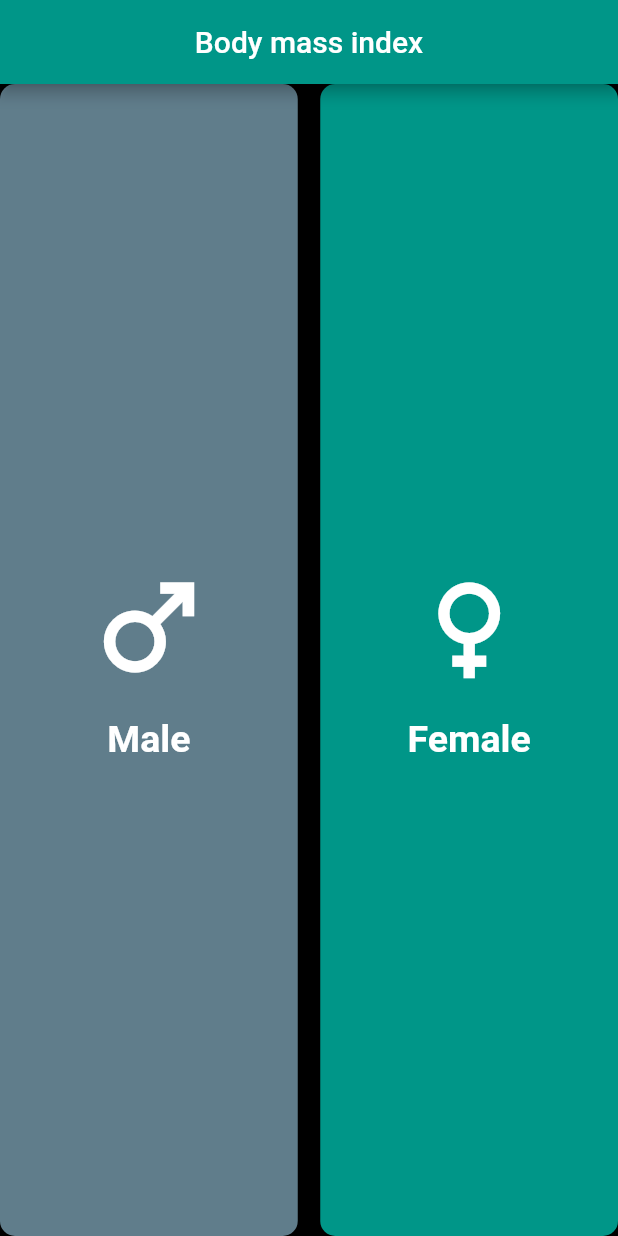
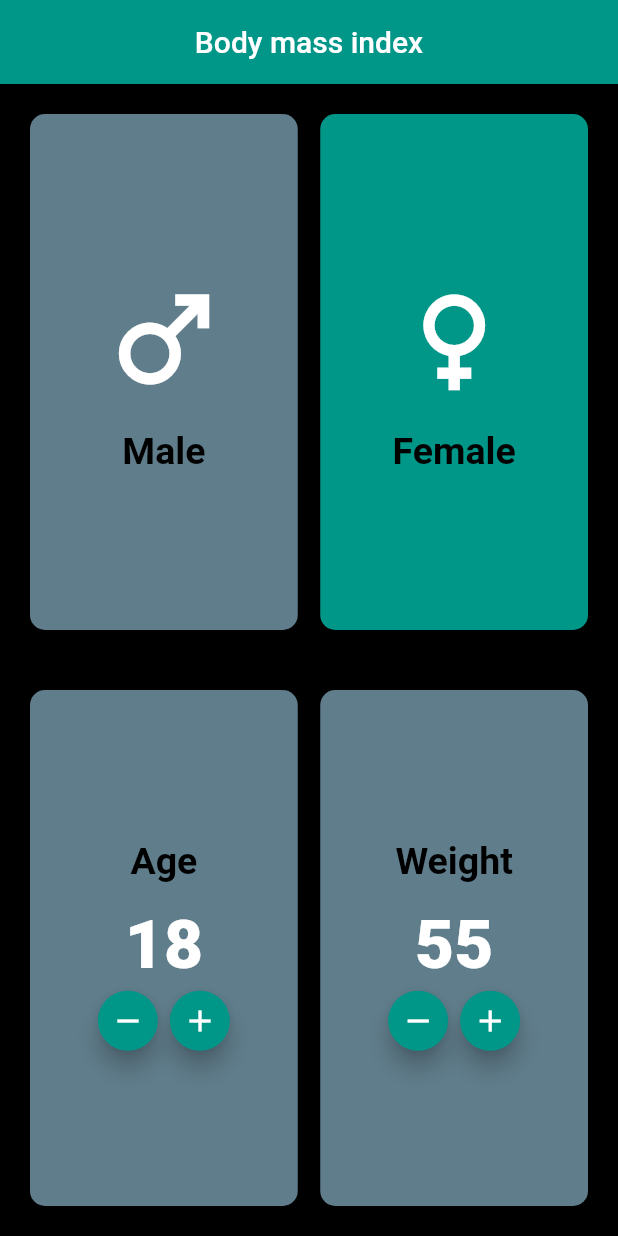
Before and after one commit to hebaabdelwhab/BMI, a Flutter app: the screen it shows after launch, on a phone screen of 412 x 824 dp. Run offline on Flutter 3.47's test engine with Material 2 defaults, Android fonts, the phone set to English and light mode, and no system bars.

```diff
--- a/lib/home.dart
+++ b/lib/home.dart
@@ -21,13 +21,37 @@ class _MyHomePageState extends State<MyHomePage> {
         centerTitle: true,
       ),
       body: SafeArea(
-        child: Row(
+        child: Column(
+          mainAxisAlignment: MainAxisAlignment.center,
           children: [
-            m1Expended(context, 'male'),
-            const SizedBox(
-              width: 15,
+            Expanded(
+              child: Padding(
+                padding: const EdgeInsets.all(20.0),
+                child: Row(
+                  children: [
+                    m1Expended(context, 'male'),
+                    const SizedBox(
+                      width: 15,
+                    ),
+                    m1Expended(context, 'female'),
+                  ],
+                ),
+              ),
             ),
-            m1Expended(context, 'female'),
+            Expanded(
+              child: Padding(
+                padding: const EdgeInsets.all(20.0),
+                child: Row(
+                  children: [
+                    m2Expended(context, 'Age'),
+                    const SizedBox(
+                      width: 15,
+                    ),
+                    m2Expended(context, 'Weight'),
+                  ],
+                ),
+              ),
+            ),
           ],
         ),
       ),
@@ -52,7 +76,7 @@ class _MyHomePageState extends State<MyHomePage> {
           child: Column(
             mainAxisAlignment: MainAxisAlignment.center,
             children: [
-              Icon(Type == 'male' ? Icons.male : Icons.female),
+              Icon(Type == 'male' ? Icons.male : Icons.female,size: 90),
               const SizedBox(height: 15),
               Text(
                 Type == 'male' ? 'Male' : 'Female',
@@ -64,4 +88,54 @@ class _MyHomePageState extends State<MyHomePage> {
       ),
     );
   }
+
+  Expanded m2Expended(BuildContext context, String Type) {
+    return Expanded(
+      child: Container(
+        decoration: BoxDecoration(
+          borderRadius: BorderRadius.circular(10),
+          color: Colors.blueGrey,
+        ),
+        child: Column(
+          mainAxisAlignment: MainAxisAlignment.center,
+          children: [
+            Text(
+              Type == 'Age' ? 'Age' : 'Weight',
+              style: Theme.of(context).textTheme.headline2,
+            ),
+            const SizedBox(height: 15),
+            Text(
+              Type == 'Age' ? '$age' : '$weight',
+              style: Theme.of(context).textTheme.headline1,
+            ),
+            Row(
+              mainAxisAlignment: MainAxisAlignment.center,
+              children: [
+                FloatingActionButton(
+                  heroTag:Type == 'Age' ?'age--':'weight--',
+                  onPressed: () {
+                    setState(() {
+                      Type == 'Age' ?age--:weight--;
+                    });
+                  },
+                  child: const Icon(Icons.remove),
+                  mini: true,
+                ),
+                FloatingActionButton(
+                  heroTag:Type == 'Age' ?'Age++':'Weight++',
+                  onPressed: () {
+                    setState(() {
+                      Type == 'Age' ?age++:weight++;
+                    });
+                  },
+                  child: const Icon(Icons.add),
+                  mini: true,
+                ),
+              ],
+            )
+          ],
+        ),
+      ),
+    );
+  }
 }
--- a/lib/main.dart
+++ b/lib/main.dart
@@ -6,6 +6,7 @@ void main() => runApp(const MyApp());
 
 class MyApp extends StatelessWidget {
   const MyApp({Key? key}) : super(key: key);
+
   @override
   Widget build(BuildContext context) {
     return MaterialApp(
@@ -14,10 +15,14 @@ class MyApp extends StatelessWidget {
       theme: ThemeData(
         primarySwatch: Colors.teal,
         canvasColor: Colors.black,
-        iconTheme: const IconThemeData(color: Colors.white,size: 90),
+        iconTheme: const IconThemeData(color: Colors.white),
         textTheme: const TextTheme(
-          headline2: TextStyle(fontSize: 25,fontWeight: FontWeight.bold,color: Colors.white)
-        ),
+            headline1: TextStyle(
+                fontSize: 45, fontWeight: FontWeight.w800, color: Colors.white),
+            headline2: TextStyle(
+                fontSize: 25,
+                fontWeight: FontWeight.bold,
+                color: Colors.black)),
       ),
       home: const MyHomePage(),
     );
```
